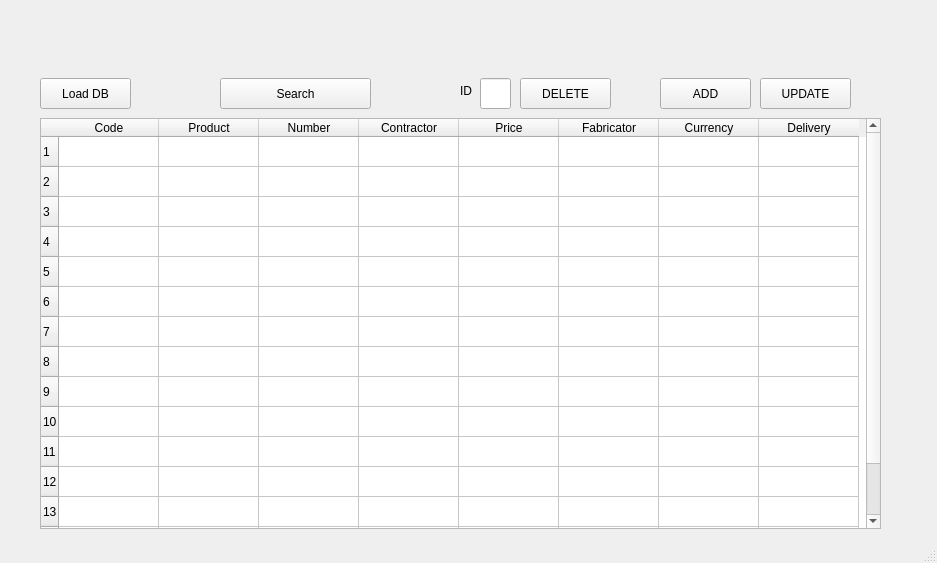
Qt form src/forms/ProductForm.ui (GanjelaMJ98/maiSpecificationMaker) before a commit.
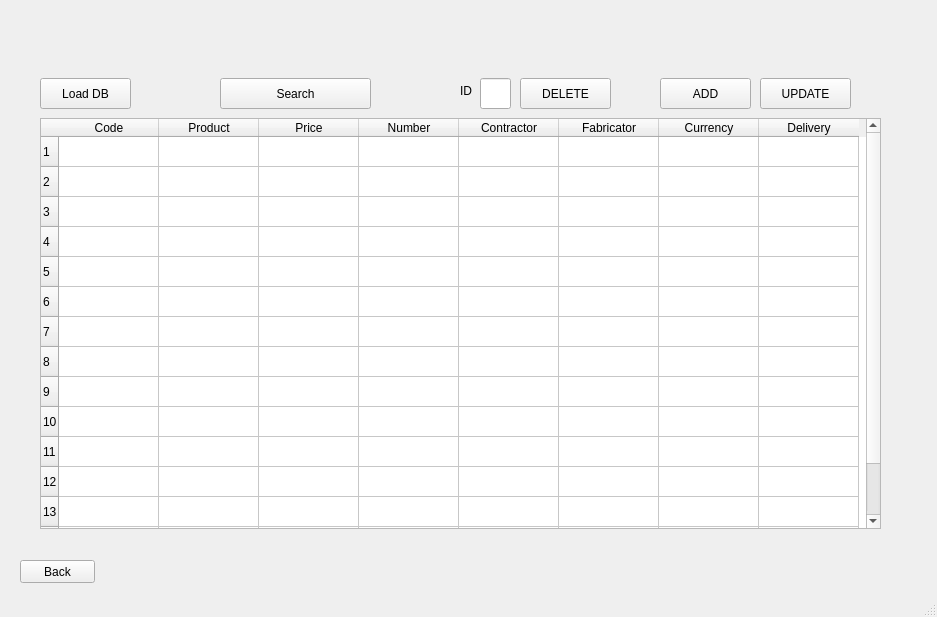
The same form after that commit.

Commit message: Added link system->product

What changed in the file:
```diff
--- a/src/forms/ProductForm.ui
+++ b/src/forms/ProductForm.ui
@@ -7,7 +7,7 @@
     <x>0</x>
     <y>0</y>
     <width>937</width>
-    <height>563</height>
+    <height>617</height>
    </rect>
   </property>
   <property name="windowTitle">
@@ -54,6 +54,11 @@
       <string>Product</string>
      </property>
     </column>
+    <column>
+     <property name="text">
+      <string>Price</string>
+     </property>
+    </column>
     <column>
      <property name="text">
       <string>Number</string>
@@ -64,11 +69,6 @@
       <string>Contractor</string>
      </property>
     </column>
-    <column>
-     <property name="text">
-      <string>Price</string>
-     </property>
-    </column>
     <column>
      <property name="text">
       <string>Fabricator</string>
@@ -173,6 +173,19 @@
      <string>ID</string>
     </property>
    </widget>
+   <widget class="QPushButton" name="Back_but">
+    <property name="geometry">
+     <rect>
+      <x>20</x>
+      <y>560</y>
+      <width>75</width>
+      <height>23</height>
+     </rect>
+    </property>
+    <property name="text">
+     <string>Back</string>
+    </property>
+   </widget>
   </widget>
   <widget class="QStatusBar" name="statusbar"/>
  </widget>
```
Left out of the diff: 2 changed lines with no effect on the pictures. The commit also changes 15 other files.
